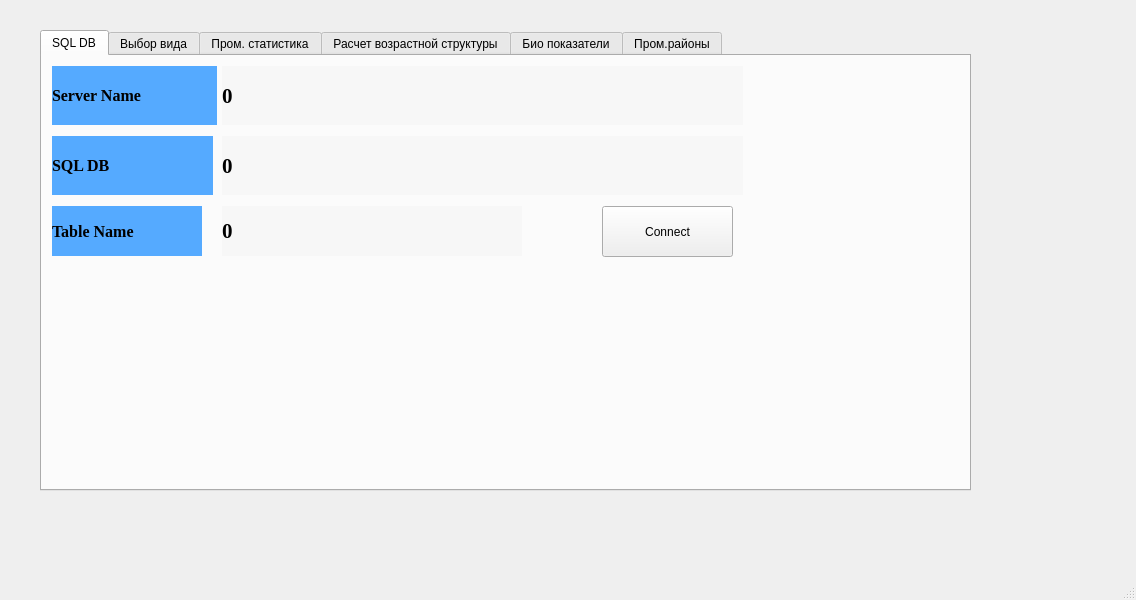
Above: ui_form.ui from DidenkoDmitriy/fish_stock before the change. Below: the same form after it.
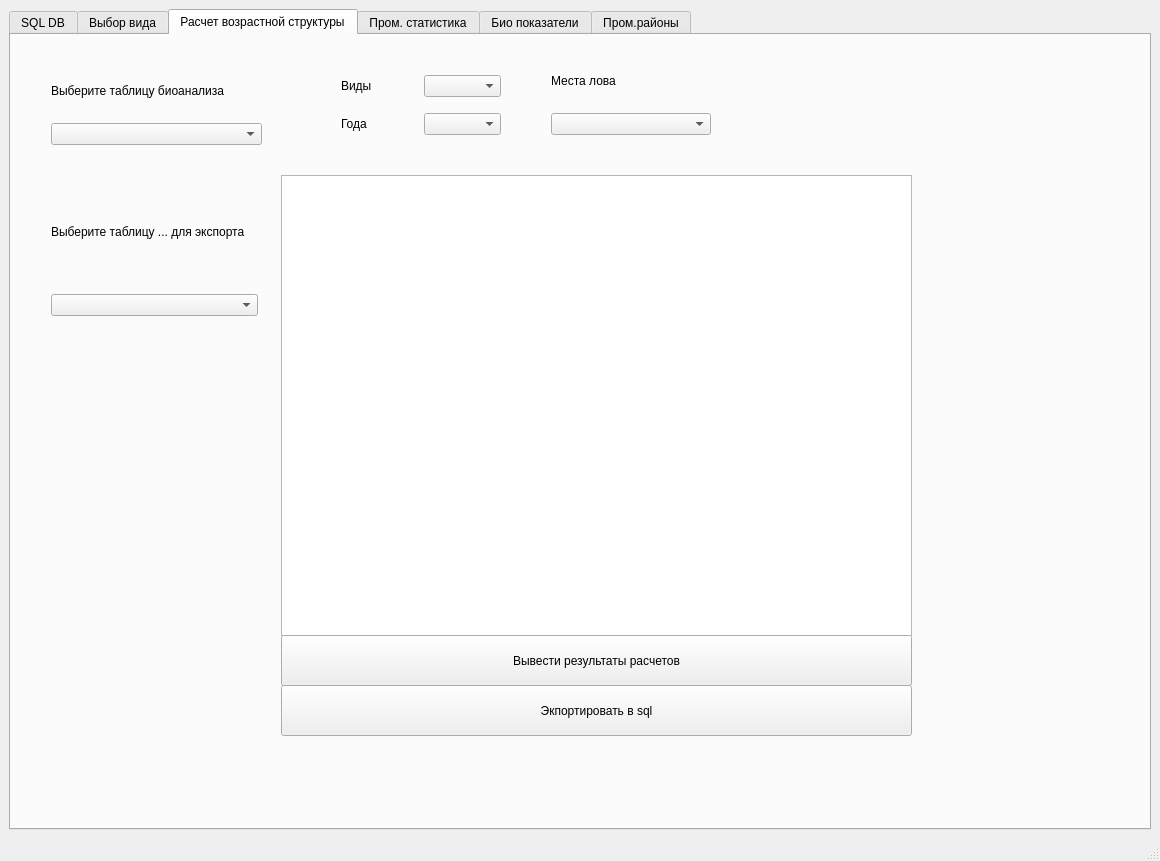
That is the form after the change. The open tabs and pages were chosen to show the change.

Diff of the .ui file:
```diff
--- a/ui_form.ui
+++ b/ui_form.ui
@@ -6,23 +6,17 @@
    <rect>
     <x>0</x>
     <y>0</y>
-    <width>1136</width>
-    <height>600</height>
+    <width>1160</width>
+    <height>861</height>
    </rect>
   </property>
   <property name="windowTitle">
    <string>MainWindow</string>
   </property>
   <widget class="QWidget" name="centralwidget">
-   <widget class="QTabWidget" name="tabWidget">
-    <property name="geometry">
-     <rect>
-      <x>40</x>
-      <y>30</y>
-      <width>931</width>
-      <height>461</height>
-     </rect>
-    </property>
+   <layout class="QGridLayout" name="gridLayout">
+    <item row="0" column="0">
+     <widget class="QTabWidget" name="age_structure_calculation">
     <property name="currentIndex">
      <number>0</number>
     </property>
@@ -33,50 +27,23 @@
      <widget class="QPushButton" name="btn_Connect_SQL_DB">
       <property name="geometry">
        <rect>
-        <x>560</x>
-        <y>150</y>
-        <width>131</width>
-        <height>51</height>
+          <x>149</x>
+          <y>213</y>
+          <width>591</width>
+          <height>28</height>
        </rect>
       </property>
       <property name="text">
        <string>Connect</string>
       </property>
      </widget>
-     <widget class="QLabel" name="label_SQL_Base_Name_2">
-      <property name="geometry">
-       <rect>
-        <x>10</x>
-        <y>10</y>
-        <width>165</width>
-        <height>59</height>
-       </rect>
-      </property>
-      <property name="font">
-       <font>
-        <family>Times New Roman</family>
-        <pointsize>12</pointsize>
-        <weight>75</weight>
-        <bold>true</bold>
-       </font>
-      </property>
-      <property name="styleSheet">
-       <string notr="true">background-color: rgb(85, 170, 255);</string>
-      </property>
-      <property name="text">
-       <string>Server Name</string>
-      </property>
-      <property name="margin">
-       <number>10</number>
-      </property>
-     </widget>
      <widget class="QLabel" name="label_Text_SQL_Server_Name">
       <property name="geometry">
        <rect>
-        <x>180</x>
-        <y>10</y>
-        <width>521</width>
-        <height>59</height>
+          <x>149</x>
+          <y>155</y>
+          <width>591</width>
+          <height>51</height>
        </rect>
       </property>
       <property name="font">
@@ -97,40 +64,13 @@
        <number>10</number>
       </property>
      </widget>
-     <widget class="QLabel" name="label_SQL_Base_Name">
-      <property name="geometry">
-       <rect>
-        <x>10</x>
-        <y>80</y>
-        <width>161</width>
-        <height>59</height>
-       </rect>
-      </property>
-      <property name="font">
-       <font>
-        <family>Times New Roman</family>
-        <pointsize>12</pointsize>
-        <weight>75</weight>
-        <bold>true</bold>
-       </font>
-      </property>
-      <property name="styleSheet">
-       <string notr="true">background-color: rgb(85, 170, 255);</string>
-      </property>
-      <property name="text">
-       <string>SQL DB</string>
-      </property>
-      <property name="margin">
-       <number>10</number>
-      </property>
-     </widget>
      <widget class="QLabel" name="label_Text_SQL_Base">
       <property name="geometry">
        <rect>
-        <x>180</x>
-        <y>80</y>
-        <width>521</width>
-        <height>59</height>
+          <x>149</x>
+          <y>97</y>
+          <width>591</width>
+          <height>51</height>
        </rect>
       </property>
       <property name="font">
@@ -154,10 +94,10 @@
      <widget class="QLabel" name="label_Table_Name">
       <property name="geometry">
        <rect>
-        <x>10</x>
-        <y>150</y>
-        <width>150</width>
-        <height>50</height>
+          <x>11</x>
+          <y>155</y>
+          <width>131</width>
+          <height>51</height>
        </rect>
       </property>
       <property name="font">
@@ -178,13 +118,67 @@
        <number>10</number>
       </property>
      </widget>
+       <widget class="QLabel" name="label_SQL_Base_Name_2">
+        <property name="geometry">
+         <rect>
+          <x>11</x>
+          <y>97</y>
+          <width>131</width>
+          <height>51</height>
+         </rect>
+        </property>
+        <property name="font">
+         <font>
+          <family>Times New Roman</family>
+          <pointsize>12</pointsize>
+          <weight>75</weight>
+          <bold>true</bold>
+         </font>
+        </property>
+        <property name="styleSheet">
+         <string notr="true">background-color: rgb(85, 170, 255);</string>
+        </property>
+        <property name="text">
+         <string>Server Name</string>
+        </property>
+        <property name="margin">
+         <number>10</number>
+        </property>
+       </widget>
+       <widget class="QLabel" name="label_SQL_Base_Name">
+        <property name="geometry">
+         <rect>
+          <x>11</x>
+          <y>39</y>
+          <width>131</width>
+          <height>51</height>
+         </rect>
+        </property>
+        <property name="font">
+         <font>
+          <family>Times New Roman</family>
+          <pointsize>12</pointsize>
+          <weight>75</weight>
+          <bold>true</bold>
+         </font>
+        </property>
+        <property name="styleSheet">
+         <string notr="true">background-color: rgb(85, 170, 255);</string>
+        </property>
+        <property name="text">
+         <string>SQL DB</string>
+        </property>
+        <property name="margin">
+         <number>10</number>
+        </property>
+       </widget>
      <widget class="QLabel" name="label_Text_Table_Name">
       <property name="geometry">
        <rect>
-        <x>180</x>
-        <y>150</y>
-        <width>300</width>
-        <height>50</height>
+          <x>149</x>
+          <y>39</y>
+          <width>591</width>
+          <height>51</height>
        </rect>
       </property>
       <property name="font">
@@ -318,16 +312,169 @@
        <number>10</number>
       </property>
      </widget>
-    </widget>
-    <widget class="QWidget" name="tab_4">
-     <attribute name="title">
-      <string>Пром. статистика</string>
-     </attribute>
+       <widget class="QPushButton" name="btn_Connect_SQL_DB_2">
+        <property name="geometry">
+         <rect>
+          <x>170</x>
+          <y>140</y>
+          <width>591</width>
+          <height>28</height>
+         </rect>
+        </property>
+        <property name="text">
+         <string>Connect</string>
+        </property>
+       </widget>
     </widget>
     <widget class="QWidget" name="tab_3">
      <attribute name="title">
       <string>Расчет возрастной структуры</string>
      </attribute>
+       <widget class="QWidget" name="verticalLayoutWidget">
+        <property name="geometry">
+         <rect>
+          <x>40</x>
+          <y>30</y>
+          <width>211</width>
+          <height>80</height>
+         </rect>
+        </property>
+        <layout class="QVBoxLayout" name="verticalLayout_2">
+         <item>
+          <widget class="QLabel" name="lbl_tab_age_struct_table_list">
+           <property name="font">
+            <font>
+             <underline>false</underline>
+             <strikeout>false</strikeout>
+            </font>
+           </property>
+           <property name="text">
+            <string>Выберите таблицу биоанализа</string>
+           </property>
+          </widget>
+         </item>
+         <item>
+          <widget class="QComboBox" name="lbl_tab_age_struct_table_list_comboBox"/>
+         </item>
+        </layout>
+       </widget>
+       <widget class="QWidget" name="gridLayoutWidget">
+        <property name="geometry">
+         <rect>
+          <x>330</x>
+          <y>30</y>
+          <width>160</width>
+          <height>80</height>
+         </rect>
+        </property>
+        <layout class="QGridLayout" name="gridLayout_4">
+         <item row="0" column="1">
+          <widget class="QComboBox" name="lbl_tab_age_struct_type_list_comboBox"/>
+         </item>
+         <item row="0" column="0">
+          <widget class="QLabel" name="lbl_tab_age_struct_type_list">
+           <property name="text">
+            <string>Виды</string>
+           </property>
+          </widget>
+         </item>
+         <item row="1" column="0">
+          <widget class="QLabel" name="lbl_tab_age_struct_year_list">
+           <property name="text">
+            <string>Года</string>
+           </property>
+          </widget>
+         </item>
+         <item row="1" column="1">
+          <widget class="QComboBox" name="lbl_tab_age_struct_year_list_comboBox"/>
+         </item>
+        </layout>
+       </widget>
+       <widget class="QWidget" name="verticalLayoutWidget_2">
+        <property name="geometry">
+         <rect>
+          <x>540</x>
+          <y>20</y>
+          <width>160</width>
+          <height>80</height>
+         </rect>
+        </property>
+        <layout class="QVBoxLayout" name="verticalLayout_3">
+         <item>
+          <widget class="QLabel" name="lbl_tab_age_struct_area_list">
+           <property name="text">
+            <string>Места лова</string>
+           </property>
+          </widget>
+         </item>
+         <item>
+          <widget class="QComboBox" name="lbl_tab_age_struct_area_list_comboBox"/>
+         </item>
+        </layout>
+       </widget>
+       <widget class="QWidget" name="verticalLayoutWidget_3">
+        <property name="geometry">
+         <rect>
+          <x>40</x>
+          <y>140</y>
+          <width>207</width>
+          <height>141</height>
+         </rect>
+        </property>
+        <layout class="QVBoxLayout" name="verticalLayout_4">
+         <item>
+          <widget class="QLabel" name="lbl_export_age_structure_calculation_to_sql">
+           <property name="text">
+            <string>Выберите таблицу ... для экспорта</string>
+           </property>
+          </widget>
+         </item>
+         <item>
+          <widget class="QComboBox" name="lbl_export_age_structure_calculation_to_sql_comboBox"/>
+         </item>
+        </layout>
+       </widget>
+       <widget class="QTextEdit" name="textEdit_age_structure_calculation_for_print_dataframe">
+        <property name="geometry">
+         <rect>
+          <x>270</x>
+          <y>140</y>
+          <width>631</width>
+          <height>461</height>
+         </rect>
+        </property>
+       </widget>
+       <widget class="QPushButton" name="button_age_structure_calculation_print_results">
+        <property name="geometry">
+         <rect>
+          <x>270</x>
+          <y>600</y>
+          <width>631</width>
+          <height>51</height>
+         </rect>
+        </property>
+        <property name="text">
+         <string>Вывести результаты расчетов</string>
+        </property>
+       </widget>
+       <widget class="QPushButton" name="button_age_structure_calculation_save_results">
+        <property name="geometry">
+         <rect>
+          <x>270</x>
+          <y>650</y>
+          <width>631</width>
+          <height>51</height>
+         </rect>
+        </property>
+        <property name="text">
+         <string>Экпортировать в sql</string>
+        </property>
+       </widget>
+      </widget>
+      <widget class="QWidget" name="tab_4">
+       <attribute name="title">
+        <string>Пром. статистика</string>
+       </attribute>
     </widget>
     <widget class="QWidget" name="tab_2">
      <attribute name="title">
@@ -340,6 +487,8 @@
      </attribute>
     </widget>
    </widget>
+    </item>
+   </layout>
   </widget>
   <widget class="QMenuBar" name="menubar">
    <property name="geometry">
```
Left out of the diff: 14 changed lines with no effect on the pictures. Lines whose indentation alone changed are shown as unchanged.
